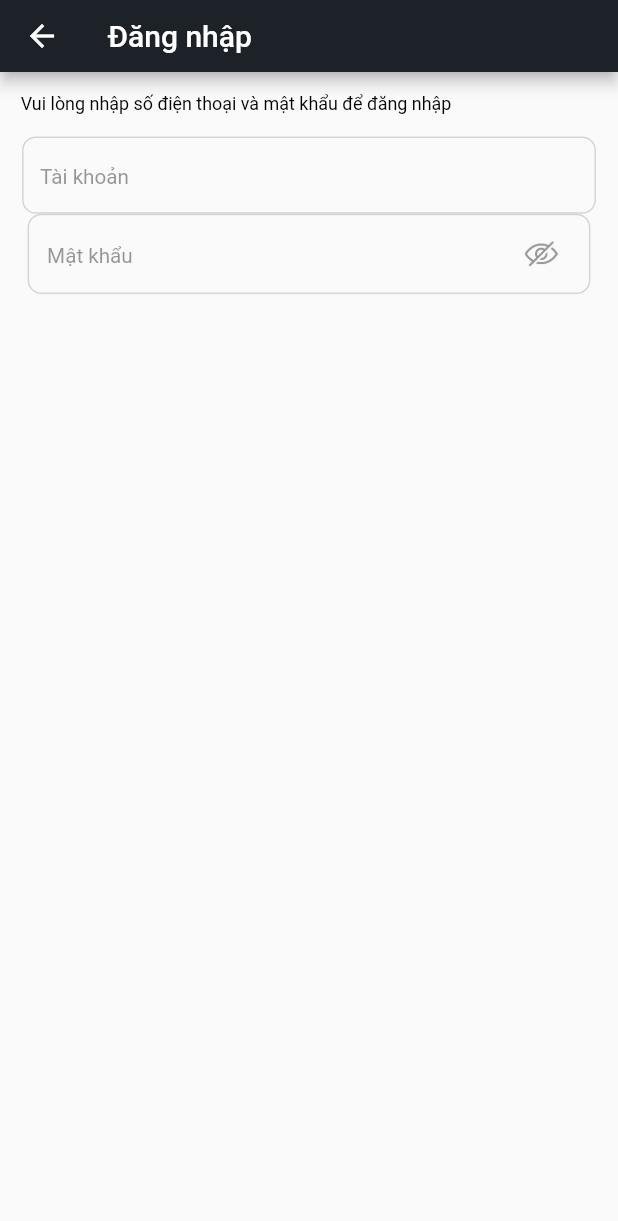
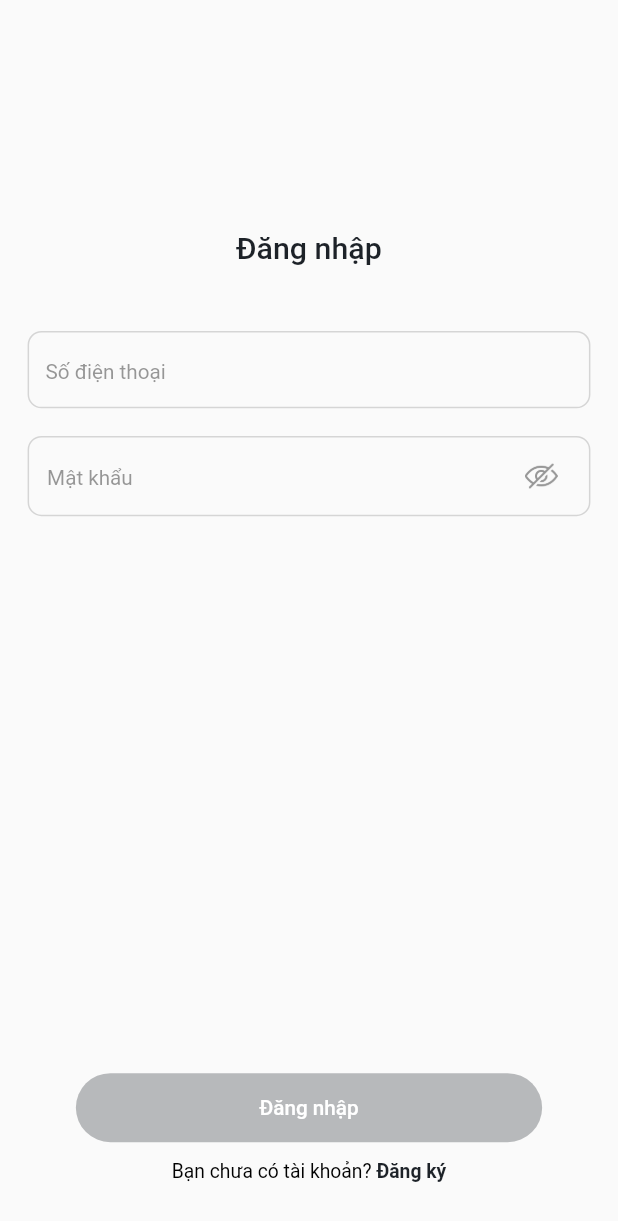
Before and after one commit to CongNgheMoi2024/app_zalo, a Flutter app: the screen it shows after launch, after a tap on "Đăng nhập", on a phone screen of 412 x 824 dp. Shown: the top 1221 px of the screen. Run offline on Flutter 3.47's test engine with Material 2 defaults, Android fonts, the light colour scheme and no system bars; our stand-ins replace cached_network_image, contacts_service, flutter_svg, hive, hive_flutter, image_picker and 4 more; missing offline and left inert: envify; accounts and stored records are empty.

Commit message:
new code login
new code login

```diff
--- a/lib/screens/login/ui/login_screen.dart
+++ b/lib/screens/login/ui/login_screen.dart
@@ -1,7 +1,12 @@
+import 'package:app_zalo/constants/colors.dart';
 import 'package:app_zalo/constants/index.dart';
+import 'package:app_zalo/routes/routes.dart';
 import 'package:app_zalo/screens/boarding/boarding_screen.dart';
+import 'package:app_zalo/utils/regex.dart';
+import 'package:app_zalo/widget/dismiss_keyboard_widget.dart';
 import 'package:app_zalo/widget/text_input/text_input_login.dart';
 import 'package:app_zalo/widget/text_input/text_input_password.dart';
+import 'package:app_zalo/widget/text_input/text_input_widget.dart';
 import 'package:flutter/material.dart';
 
 class LoginScreen extends StatefulWidget {
@@ -12,51 +17,131 @@ class LoginScreen extends StatefulWidget {
 }
 
 class _LoginScreenState extends State<LoginScreen> {
+  String? phoneNumber;
+  String? passWord;
+  bool isPhoneNumberValid = false;
+  bool isButtonEnable = false;
+  bool isPasswordValid = true;
   @override
   Widget build(BuildContext context) {
-    var widthMedia = MediaQuery.of(context).size.width;
-    return Scaffold(
-      appBar: AppBar(
-        title: const Text('Đăng nhập'),
-        leading: IconButton(
-            icon: Icon(Icons.arrow_back),
-            onPressed: () {
-              Navigator.push(
-                  context,
-                  MaterialPageRoute(
-                      builder: (context) => const BoardingScreen()));
-            }),
-        backgroundColor: primaryColor,
-        foregroundColor: whiteColor,
-        toolbarHeight: 48,
-      ),
+    double widthMedia = MediaQuery.of(context).size.width;
+    return DismissKeyboard(
+      child: Scaffold(
         body: SafeArea(
           child: Column(
             children: [
               Container(
-                height: 43,
+                height: 100.sp,
                 width: widthMedia,
-                alignment: Alignment.centerLeft,
-                padding: EdgeInsets.only(left: 15.sp),
+                margin: EdgeInsets.only(top: 130.sp, bottom: 10.sp),
+                child: Center(
                   child: Text(
-                  'Vui lòng nhập số điện thoại và mật khẩu để đăng nhập',
-                  style: TextStyle(color: blackColor, fontSize: 13.sp),
-                )),
+                    'Đăng nhập',
+                    style: text22.medium.primary,
+                  ),
+                ),
+              ),
+              TextInputLogin(
+                title: 'Số điện thoại',
+                onChanged: (phone) {
+                  setState(() {
+                    phoneNumber = phone;
+                    isPhoneNumberValid = Regex.isPhone(phoneNumber!);
+                  });
+                },
+              ),
               Container(
-              child: Column(
-                children: [
-                  TextInputLogin(
-                    title: 'Tài khoản',
+                width: widthMedia - 20.sp,
+                height: 20.sp,
+                margin: EdgeInsets.only(left: 20.sp),
+                child: Text(
+                  isPhoneNumberValid == false &&
+                          phoneNumber != null &&
+                          phoneNumber != ""
+                      ? "Số điện thoại không hợp lệ!"
+                      : "",
+                  style: text11.textColor.error,
+                ),
               ),
               TextInputPassword(
                 title: 'Mật khẩu',
+                onChanged: (password) {
+                  setState(() {
+                    passWord = password;
+                    isPasswordValid = Regex.password(password!);
+                  });
+                },
+              ),
+              Container(
+                height: 15.sp,
+                width: widthMedia - 20.sp,
+                margin: EdgeInsets.only(left: 20.sp),
+                child: Text(
+                    !isPasswordValid
+                        ? "Phải từ 6 kí tự, có chữ hoa, chữ thường, số và kí tự đặc biệt"
+                        : "",
+                    style: text11.textColor.error),
+              ),
+            ],
+          ),
+        ),
+        bottomNavigationBar: Container(
+          height: 126.sp,
+          padding: EdgeInsets.only(bottom: 37.sp),
+          child: Column(
+            crossAxisAlignment: CrossAxisAlignment.center,
+            children: [
+              SizedBox(
+                  height: 63.sp,
+                  width: widthMedia,
+                  child: Center(
+                    child: GestureDetector(
+                      onTap: isPhoneNumberValid && isPasswordValid
+                          ? () {
+                              Navigator.pushNamed(
+                                  context, RouterName.uploadAvatarScreen);
+                            }
+                          : null,
+                      child: Container(
+                        margin: EdgeInsets.only(
+                            left: 55.sp, right: 55.sp, bottom: 5.sp, top: 8.sp),
+                        width: widthMedia - 40.sp,
+                        decoration: BoxDecoration(
+                            color: isPhoneNumberValid
+                                ? primaryColor
+                                : primaryColor.withOpacity(0.3),
+                            borderRadius: BorderRadius.circular(28.sp)),
+                        child: Center(
+                          child: Text(
+                            "Đăng nhập",
+                            style: text15.medium.white,
+                          ),
+                        ),
+                      ),
+                    ),
+                  )),
+              GestureDetector(
+                onTap: () {
+                  Navigator.pushNamed(context, RouterName.registerScreen);
+                },
+                child: Container(
+                  margin: EdgeInsets.only(top: 8.sp),
+                  child: RichText(
+                      text: TextSpan(
+                          text: "Bạn chưa có tài khoản? ",
+                          style: text14.regular.black,
+                          children: [
+                        TextSpan(
+                          text: "Đăng ký",
+                          style: text14.semiBold.primary,
                         )
-                ],
+                      ])),
                 ),
               )
             ],
           ),
         ),
+      ),
     );
   }
 }
--- a/lib/widget/text_input/text_input_login.dart
+++ b/lib/widget/text_input/text_input_login.dart
@@ -16,7 +16,7 @@ class _TextInputLoginState extends State<TextInputLogin> {
   Widget build(BuildContext context) {
     return Container(
       height: 56.sp,
-      margin: EdgeInsets.only(right: 16.sp, left: 16.sp),
+      margin: EdgeInsets.only(right: 20.sp, left: 20.sp),
       child: TextField(
         keyboardType: TextInputType.number,
         onChanged: (value) {
```
Lines whose indentation alone changed are shown as unchanged.
